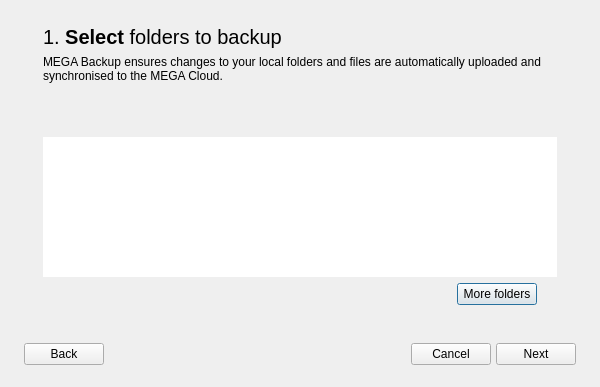
This is src/MEGASync/gui/macx/BackupsWizard.ui in meganz/MEGAsync as Qt 5 draws it before an edit. The edited form follows.
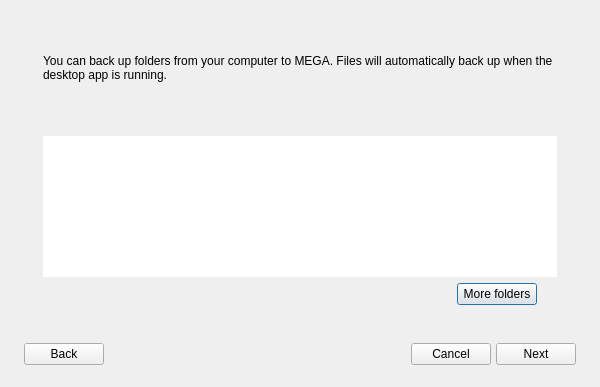
This is the edited form. The open tabs and pages were chosen to show the change. Icons and pictures are not drawn.

Commit message: SNC-2652. Backup related strings

```diff
--- a/src/MEGASync/gui/macx/BackupsWizard.ui
+++ b/src/MEGASync/gui/macx/BackupsWizard.ui
@@ -284,8 +284,11 @@
            <verstretch>0</verstretch>
           </sizepolicy>
          </property>
+         <property name="styleSheet">
+          <string notr="true">font-size:20px;</string>
+         </property>
          <property name="text">
-          <string>&lt;html&gt;&lt;head/&gt;&lt;body&gt;&lt;p&gt;&lt;span style=&quot; font-size:20px;&quot;&gt;1. &lt;/span&gt;&lt;span style=&quot; font-size:20px; font-weight:600;&quot;&gt;Select&lt;/span&gt;&lt;span style=&quot; font-size:20px;&quot;&gt; folders to backup&lt;/span&gt;&lt;/p&gt;&lt;/body&gt;&lt;/html&gt;</string>
+          <string/>
          </property>
          <property name="textFormat">
           <enum>Qt::RichText</enum>
@@ -300,11 +303,14 @@
            <verstretch>0</verstretch>
           </sizepolicy>
          </property>
+         <property name="styleSheet">
+          <string notr="true">font-size:12px;</string>
+         </property>
          <property name="text">
-          <string>&lt;html&gt;&lt;head/&gt;&lt;body&gt;&lt;p&gt;&lt;span style=&quot; font-size:12px;&quot;&gt;MEGA Backup ensures changes to your local folders and files are automatically uploaded and synchronised to the MEGA Cloud.&lt;/span&gt;&lt;/p&gt;&lt;/body&gt;&lt;/html&gt;</string>
+          <string>You can back up folders from your computer to MEGA. Files will automatically back up when the desktop app is running.</string>
          </property>
          <property name="textFormat">
-          <enum>Qt::RichText</enum>
+          <enum>Qt::PlainText</enum>
          </property>
          <property name="wordWrap">
           <bool>true</bool>
```
Left out of the diff: 9 changed lines with no effect on the pictures. The commit also changes 6 other files.
